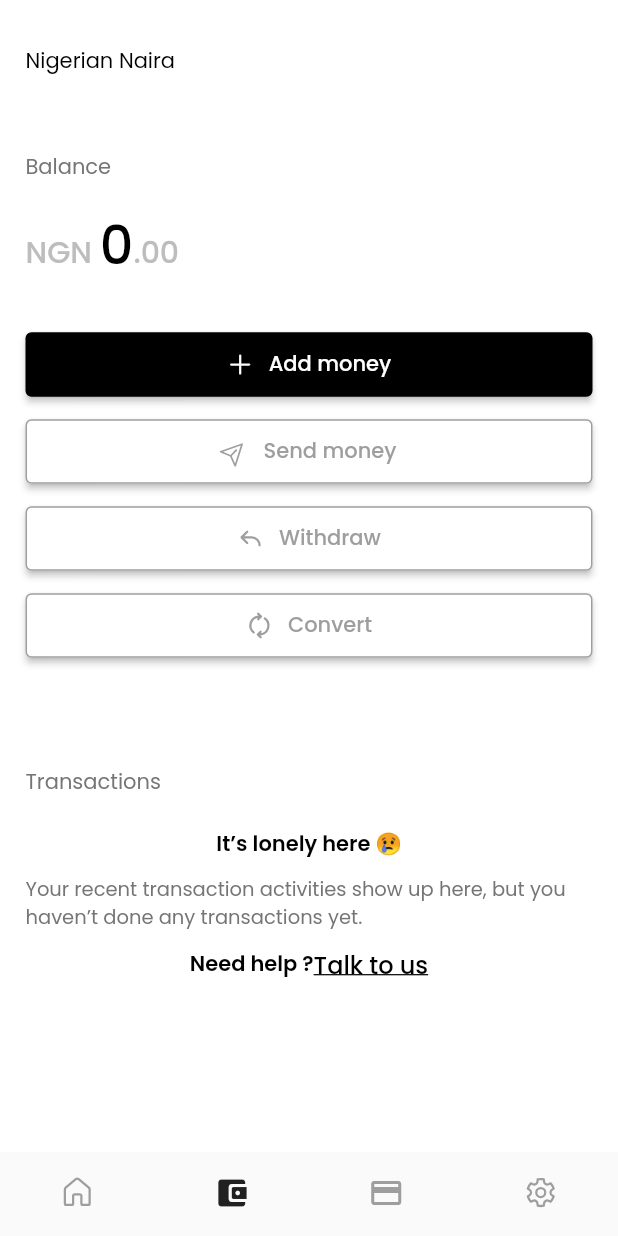
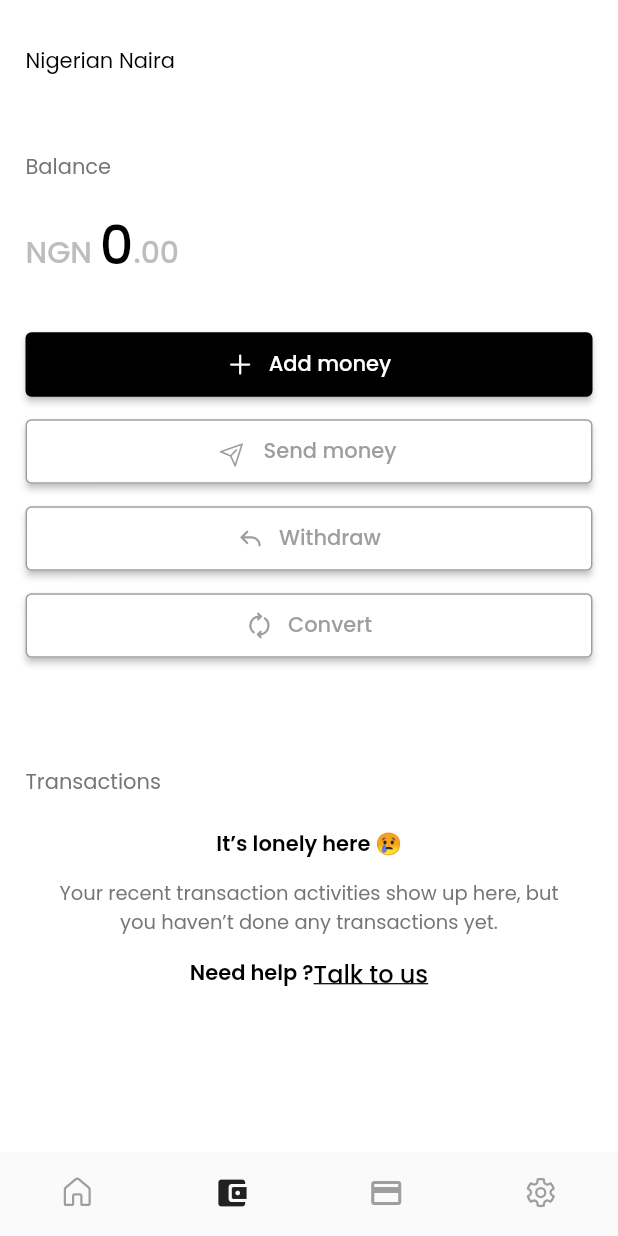
Before and after one commit to ProsperChihimba/coinprofile, a Flutter app: the screen it shows after launch, item 2 of the bottom bar chosen, on a phone screen of 412 x 824 dp. Run offline on Flutter 3.47's test engine with Material 2 defaults, Android fonts, the phone set to English and light mode, and no system bars; our stand-ins replace fluentui_icons, gap, get, google_fonts.

Commit message:
Transactions section text alignment

```diff
--- a/lib/screens/balance/transactions.dart
+++ b/lib/screens/balance/transactions.dart
@@ -20,15 +20,20 @@ class TransactionsSection extends StatelessWidget {
               fontWeight: FontWeight.w600,
             ),
           ),
-          Gap(AppLayout.getHeight(10)),
-          Text(
-            "Your recent transaction activities show up here, but you haven’t done any transactions yet.",
-            style: Styles.normalText.copyWith(
-                fontSize: AppLayout.getHeight(13), color: Colors.grey.shade600),
+          Gap(AppLayout.getHeight(13)),
+          Padding(
+            padding: EdgeInsets.symmetric(horizontal: AppLayout.getWidth(10)),
+            child: Text(
+              "Your recent transaction activities show up here, but you haven’t done any transactions yet.",
+              textAlign: TextAlign.center,
+              style: Styles.normalText.copyWith(
+                  fontSize: AppLayout.getHeight(13),
+                  color: Colors.grey.shade600),
+            ),
           ),
 
           //
-          Gap(AppLayout.getHeight(10)),
+          Gap(AppLayout.getHeight(13)),
           Row(
             mainAxisAlignment: MainAxisAlignment.center,
             children: [
```
